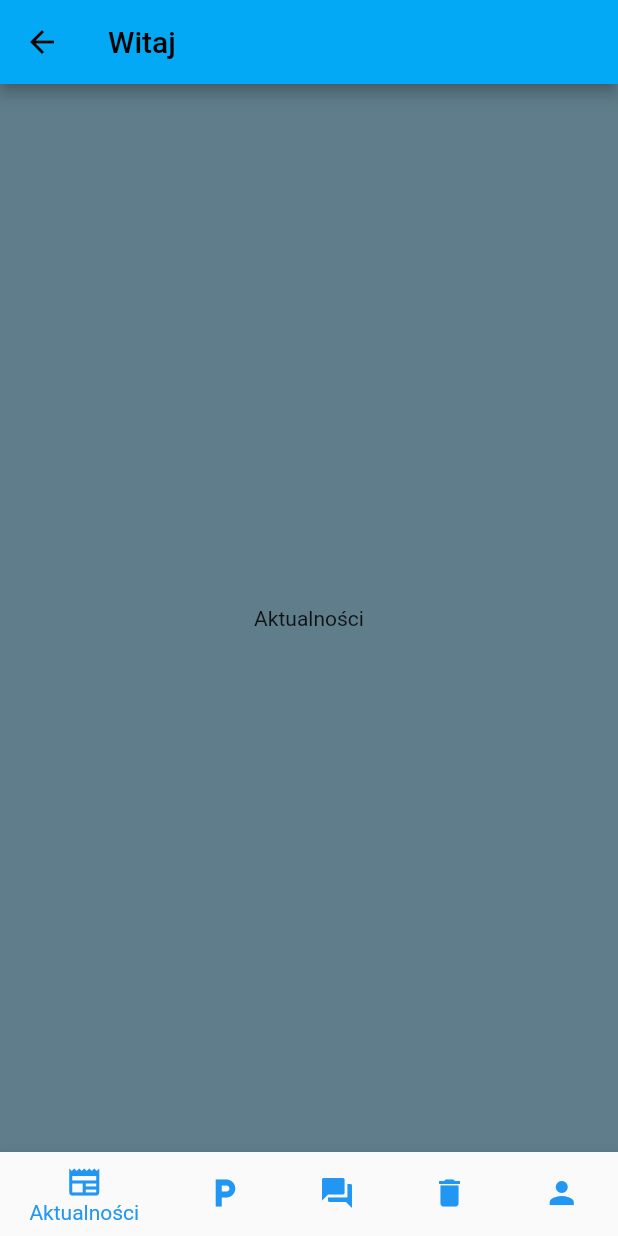
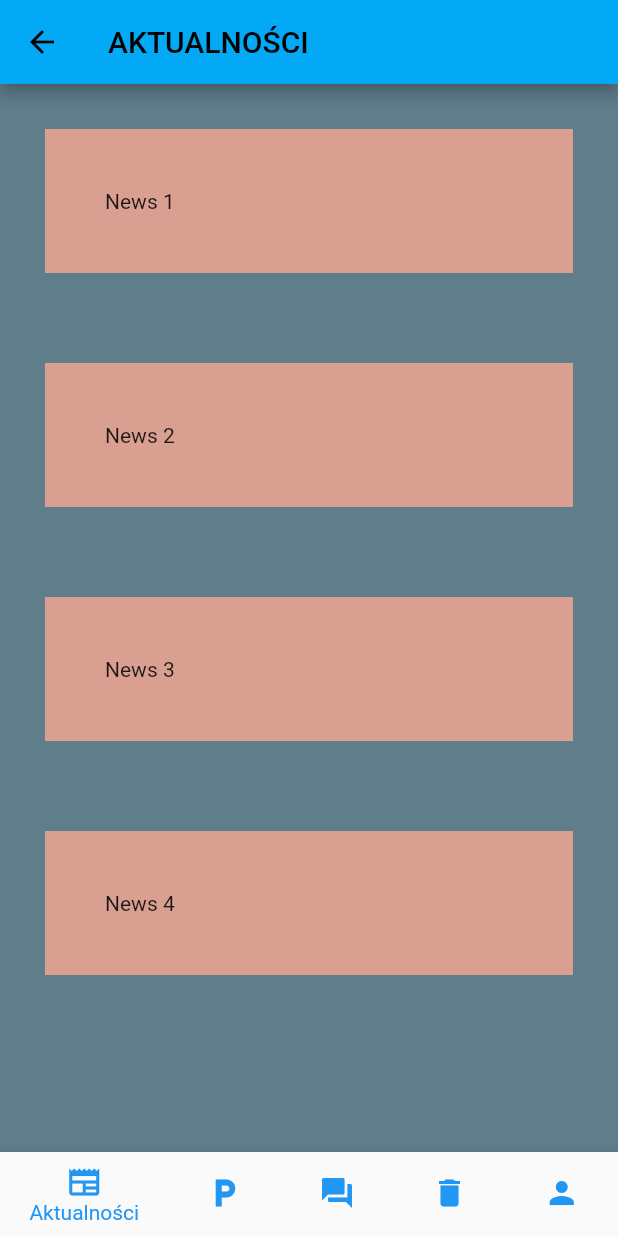
Before and after one commit to michaell931/estate_community_app, a Flutter app: the screen it shows after launch, after a tap on "Przejdź do aplikacji", on a phone screen of 412 x 824 dp. Run offline on Flutter 3.47's test engine with Material 2 defaults, Android fonts, the phone set to English and light mode, and no system bars; our stand-ins replace firebase_auth, firebase_core, google_fonts; accounts and stored records are empty.

Commit message:
Add elements for news section

```diff
--- a/lib/app/features/home/home_page.dart
+++ b/lib/app/features/home/home_page.dart
@@ -18,12 +18,17 @@ class _HomePageState extends State<HomePage> {
     return Scaffold(
       backgroundColor: Colors.blueGrey,
       appBar: AppBar(
-        title: Text('Witaj ${widget.user.email}'),
+        title: const Text('AKTUALNOŚCI'),
       ),
       body: Builder(builder: (context) {
         if (currentIndex == 0) {
-          return const Center(
-            child: Text('Aktualności'),
+          return ListView(
+            children: const [
+              NewsWidget('News 1'),
+              NewsWidget('News 2'),
+              NewsWidget('News 3'),
+              NewsWidget('News 4'),
+            ],
           );
         }
         if (currentIndex == 1) {
@@ -86,3 +91,22 @@ class _HomePageState extends State<HomePage> {
     );
   }
 }
+
+class NewsWidget extends StatelessWidget {
+  const NewsWidget(
+    this.title, {
+    super.key,
+  });
+
+  final String title;
+
+  @override
+  Widget build(BuildContext context) {
+    return Container(
+      color: const Color.fromARGB(255, 217, 159, 145),
+      padding: const EdgeInsets.all(40),
+      margin: const EdgeInsets.all(30),
+      child: Text(title),
+    );
+  }
+}
```
